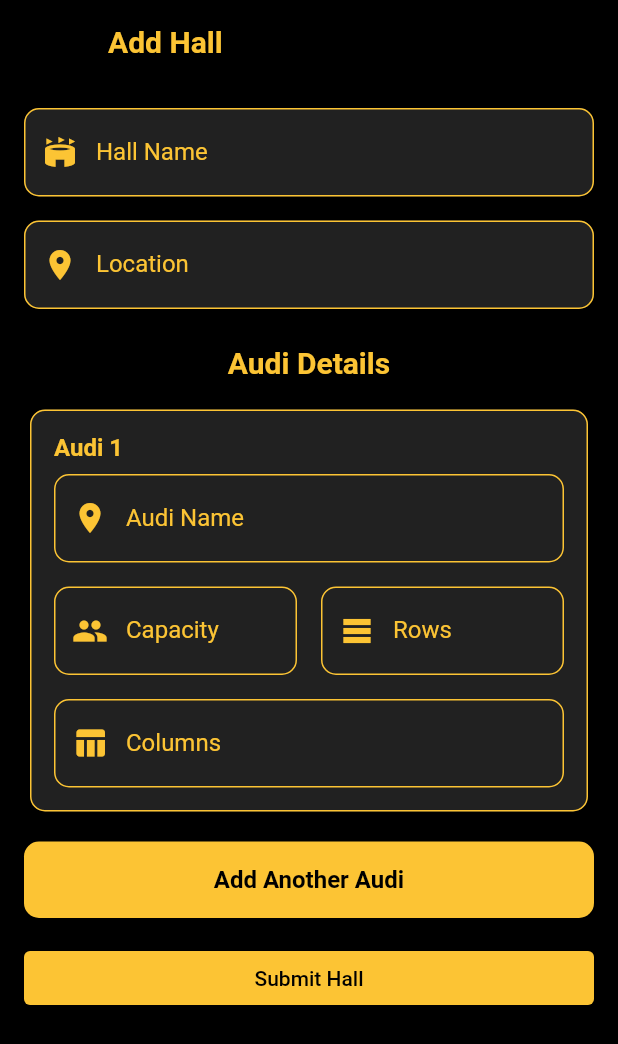
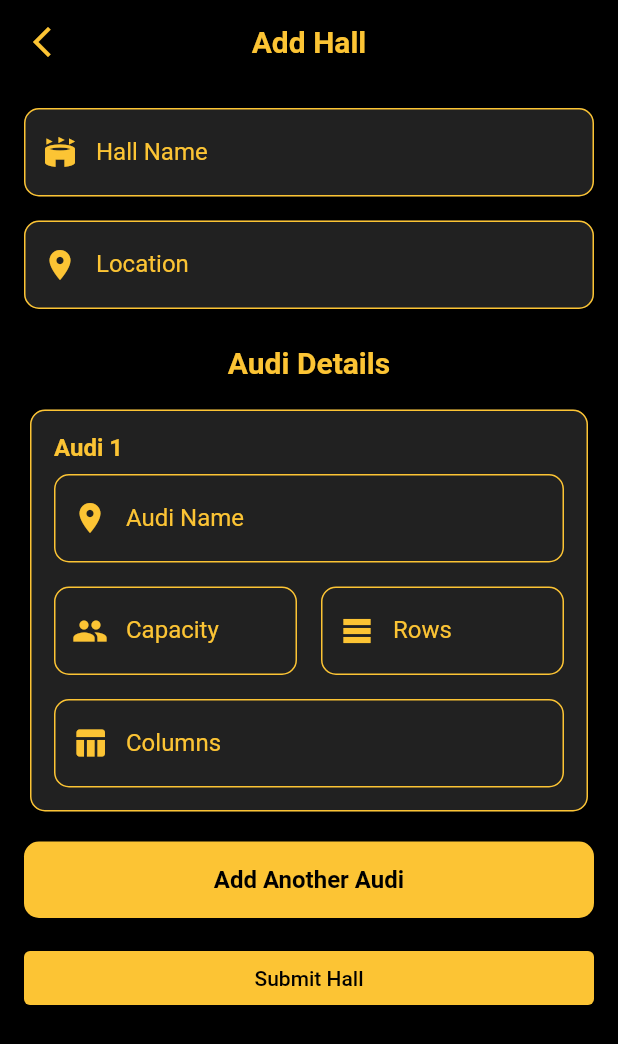
Before and after one commit to puzanadhikari/MovieBackend, a Flutter app: the AddHall screen opened directly, on a phone screen of 412 x 824 dp. Shown: the top 1044 px of the screen. Run offline on Flutter 3.47's test engine with Material 2 defaults, Android fonts, the phone set to English and light mode, and no system bars; our stand-ins replace cached_network_image, carousel_slider, fluttertoast, image_picker, shimmer; network calls fail.

```diff
--- a/lib/admin/add_hall.dart
+++ b/lib/admin/add_hall.dart
@@ -32,6 +32,13 @@ class _AddHallState extends State<AddHall> {
     return Scaffold(
       backgroundColor: Colors.black,
       appBar: AppBar(
+        leading: IconButton(
+          icon: const Icon(Icons.arrow_back_ios_new, color:Color(0xFFFCC434)),
+          onPressed: () {
+            Navigator.pop(context);
+          },
+        ),
+        centerTitle: true,
         title: Text(
           'Add Hall',
           style: TextStyle(
```
